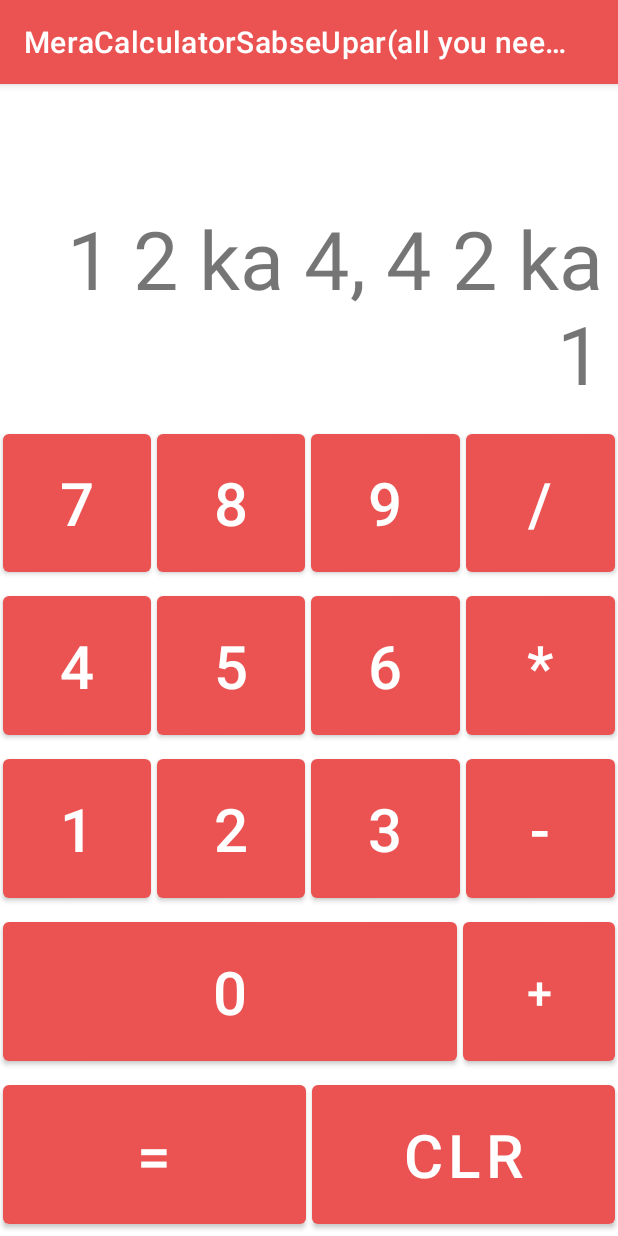
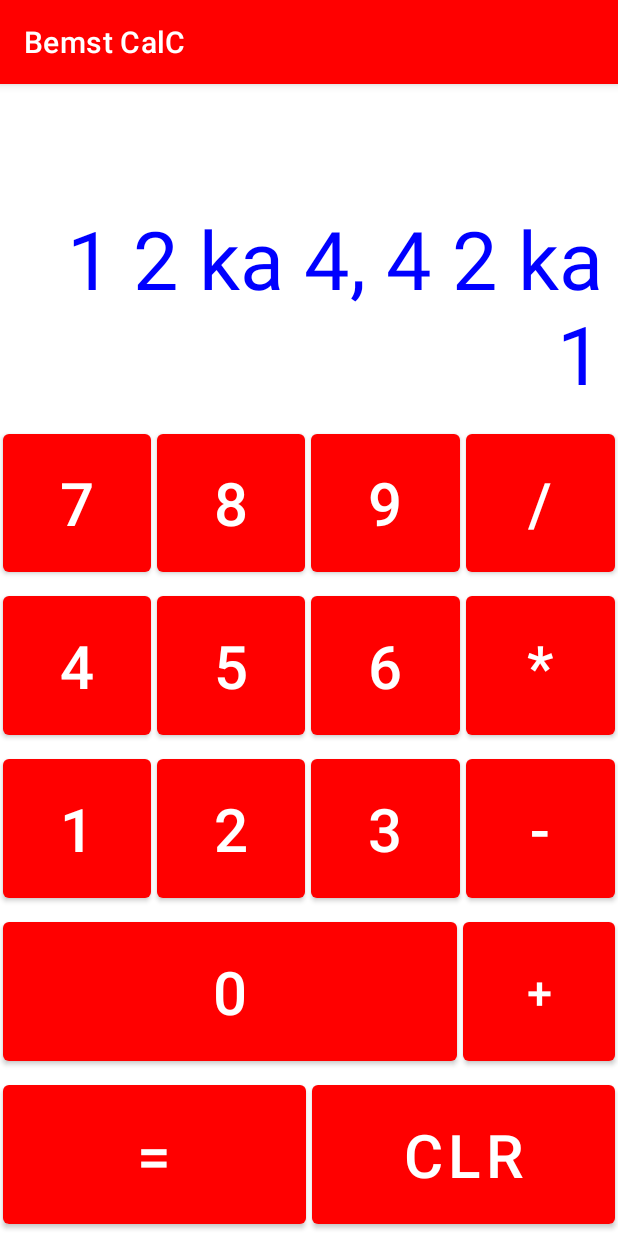
Before and after one commit to shashankRanaNW/Bemst-Calculator, an Android app: the screen it shows after launch (MainActivity), on a phone screen of 412 x 824 dp. Run offline under Robolectric (Android 15) with nearby library versions, the phone set to English and light mode, and no system bars.

Commit message:
Bemst calculator finaallllllllyyyyyyy
Kem palty
Yahan wahan jaari jaahan mme tera raaj he

Jija ji o jeetha ji jindabad
jeeja ji o jeetha ji jindabad

Tere hi to sar pe mohobat ka taaj he
Jeeja ji o jeetha ji jinda baad

jeeja ji o jeetha ji oh jeeeja ji jindabaad

```diff
--- a/app/src/main/res/layout/activity_main.xml
+++ b/app/src/main/res/layout/activity_main.xml
@@ -5,7 +5,9 @@
     android:layout_width="match_parent"
     android:layout_height="match_parent"
     tools:context=".MainActivity"
-    android:orientation="vertical">
+    android:orientation="vertical"
+    android:background="@color/white"
+    >
 
     <TextView
         android:id="@+id/answer_box"
@@ -16,6 +18,8 @@
         android:textSize="54sp"
         android:gravity="end|bottom"
         android:text="1 2 ka 4, 4 2 ka 1"
+        android:textColor="#0000ff"
+
         />
 
     <LinearLayout
@@ -35,6 +39,7 @@
             android:layout_margin="2sp"
             android:textSize="40sp"
             android:onClick="on_digit"
+            android:textColor="@color/white"
 
 
             />
@@ -49,6 +54,7 @@
             android:layout_margin="2sp"
             android:textSize="40sp"
             android:onClick="on_digit"
+            android:textColor="@color/white"
             />
 
         <Button
@@ -61,6 +67,7 @@
             android:layout_margin="2sp"
             android:textSize="40sp"
             android:onClick="on_digit"
+            android:textColor="@color/white"
             />
 
         <Button
@@ -73,6 +80,7 @@
             android:layout_margin="2sp"
             android:textSize="40sp"
             android:onClick="on_operator"
+            android:textColor="@color/white"
 
             />
 
@@ -97,6 +105,7 @@
             android:layout_margin="2sp"
             android:textSize="40sp"
             android:onClick="on_digit"
+            android:textColor="@color/white"
 
             />
 
@@ -110,6 +119,7 @@
             android:layout_margin="2sp"
             android:textSize="40sp"
             android:onClick="on_digit"
+            android:textColor="@color/white"
 
             />
 
@@ -123,6 +133,7 @@
             android:layout_margin="2sp"
             android:textSize="40sp"
             android:onClick="on_digit"
+            android:textColor="@color/white"
             />
 
         <Button
@@ -135,6 +146,7 @@
             android:layout_margin="2sp"
             android:textSize="40sp"
             android:onClick="on_operator"
+            android:textColor="@color/white"
 
             />
 
@@ -157,6 +169,7 @@
             android:layout_margin="2sp"
             android:textSize="40sp"
             android:onClick="on_digit"
+            android:textColor="@color/white"
 
             />
 
@@ -170,6 +183,7 @@
             android:layout_margin="2sp"
             android:textSize="40sp"
             android:onClick="on_digit"
+            android:textColor="@color/white"
             />
 
         <Button
@@ -182,6 +196,7 @@
             android:layout_margin="2sp"
             android:textSize="40sp"
             android:onClick="on_digit"
+            android:textColor="@color/white"
 
             />
 
@@ -195,7 +210,7 @@
             android:layout_margin="2sp"
             android:textSize="40sp"
             android:onClick="on_operator"
-
+            android:textColor="@color/white"
             />
 
 
@@ -218,6 +233,7 @@
             android:layout_margin="2sp"
             android:textSize="40sp"
             android:onClick="on_digit"
+            android:textColor="@color/white"
 
             />
 
@@ -234,6 +250,7 @@
             android:layout_margin="2sp"
             android:textSize="30sp"
             android:onClick="on_operator"
+            android:textColor="@color/white"
             />
 
 
@@ -256,6 +273,7 @@
             android:layout_margin="2sp"
             android:textSize="40sp"
             android:onClick="on_equal"
+            android:textColor="@color/white"
 
 
             />
@@ -271,6 +289,7 @@
             android:layout_margin="2sp"
             android:textSize="40sp"
             android:onClick="on_clear"
+            android:textColor="@color/white"
 
             />
 
--- a/app/src/main/res/values/colors.xml
+++ b/app/src/main/res/values/colors.xml
@@ -1,10 +1,10 @@
 <?xml version="1.0" encoding="utf-8"?>
 <resources>
-    <color name="purple_200">#EB5353</color>
-    <color name="purple_500">#EB5353</color>
+    <color name="purple_200">#2196F3</color>
+    <color name="purple_500">#FF0000</color>
     <color name="purple_700">#36AE7C</color>
     <color name="teal_200">#187498</color>
     <color name="teal_700">#FF018786</color>
-    <color name="black">#FF000000</color>
-    <color name="white">#FFFFFFFF</color>
+    <color name="black">#FFEB3B</color>
+    <color name="white">#ffffff</color>
 </resources>
--- a/app/src/main/res/values/strings.xml
+++ b/app/src/main/res/values/strings.xml
@@ -1,3 +1,3 @@
 <resources>
-    <string name="app_name">MeraCalculatorSabseUpar(all you need is love, love is all you need)</string>
+    <string name="app_name">Bemst CalC</string>
 </resources>
```
Also changed, not shown: app/src/main/java/com/example/meracalculatorsabseuparallyouneedisloveloveisallyouneed/MainActivity.kt (+7 -9 lines).
